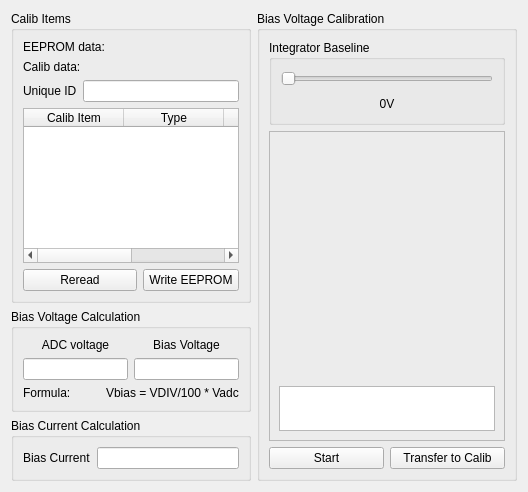
Before: the Qt Designer form muondetector-gui/src/main/calibform.ui in MuonPi/muondetector, drawn with Qt 5.
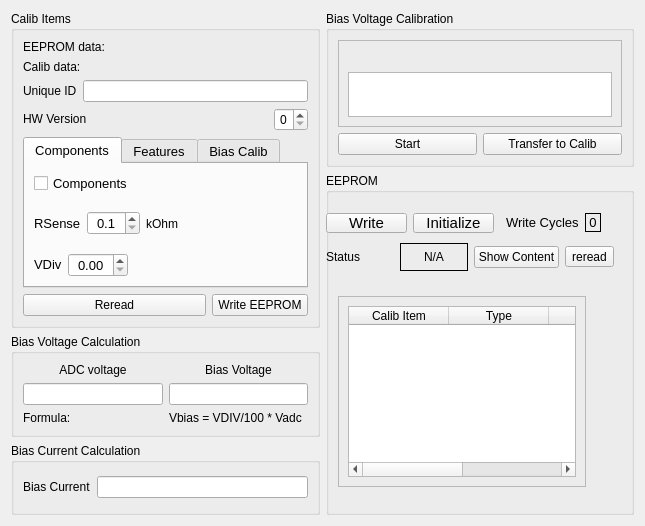
After: the same form once the commit is applied. Custom widgets are drawn as their Qt base class.

Commit message: - some restructuring of gui tab appearance, still not finalized. some gui elements not functional. calib tab still extremely messy. work in progress - changed binning of some histos, e.g. pulse height hist from 200 to 500

```diff
--- a/muondetector-gui/src/main/calibform.ui
+++ b/muondetector-gui/src/main/calibform.ui
@@ -6,15 +6,15 @@
    <rect>
     <x>0</x>
     <y>0</y>
-    <width>528</width>
-    <height>492</height>
+    <width>645</width>
+    <height>526</height>
    </rect>
   </property>
   <property name="windowTitle">
    <string>Form</string>
   </property>
-  <layout class="QGridLayout" name="gridLayout_6">
-   <item row="0" column="0">
+  <layout class="QGridLayout" name="gridLayout_8">
+   <item row="0" column="0" rowspan="2">
     <widget class="QGroupBox" name="calibItemsGroupBox">
      <property name="title">
       <string>Calib Items</string>
@@ -53,39 +53,263 @@
        </layout>
       </item>
       <item row="3" column="0">
-       <widget class="QTableWidget" name="calibItemTableWidget">
-        <property name="autoFillBackground">
-         <bool>true</bool>
-        </property>
-        <property name="alternatingRowColors">
-         <bool>true</bool>
-        </property>
-        <attribute name="horizontalHeaderDefaultSectionSize">
-         <number>100</number>
-        </attribute>
-        <column>
-         <property name="text">
-          <string>Calib Item</string>
-         </property>
-        </column>
-        <column>
-         <property name="text">
-          <string>Type</string>
-         </property>
-        </column>
-        <column>
-         <property name="text">
-          <string>Value</string>
-         </property>
-        </column>
-        <column>
-         <property name="text">
-          <string>EEP Addr</string>
-         </property>
-        </column>
-       </widget>
+       <layout class="QHBoxLayout" name="horizontalLayout_15">
+        <item>
+         <widget class="QLabel" name="label_25">
+          <property name="sizePolicy">
+           <sizepolicy hsizetype="Preferred" vsizetype="Fixed">
+            <horstretch>0</horstretch>
+            <verstretch>0</verstretch>
+           </sizepolicy>
+          </property>
+          <property name="minimumSize">
+           <size>
+            <width>80</width>
+            <height>0</height>
+           </size>
+          </property>
+          <property name="font">
+           <font>
+            <pointsize>9</pointsize>
+           </font>
+          </property>
+          <property name="text">
+           <string>HW Version</string>
+          </property>
+         </widget>
+        </item>
+        <item>
+         <widget class="QSpinBox" name="eepromHwVersionSpinBox">
+          <property name="sizePolicy">
+           <sizepolicy hsizetype="Fixed" vsizetype="Fixed">
+            <horstretch>0</horstretch>
+            <verstretch>0</verstretch>
+           </sizepolicy>
+          </property>
+          <property name="font">
+           <font>
+            <pointsize>9</pointsize>
+           </font>
+          </property>
+          <property name="alignment">
+           <set>Qt::AlignCenter</set>
+          </property>
+          <property name="maximum">
+           <number>9</number>
+          </property>
+         </widget>
+        </item>
+       </layout>
       </item>
       <item row="4" column="0">
+       <widget class="QTabWidget" name="calibrationTabWidget">
+        <property name="font">
+         <font>
+          <pointsize>10</pointsize>
+         </font>
+        </property>
+        <property name="currentIndex">
+         <number>0</number>
+        </property>
+        <property name="tabBarAutoHide">
+         <bool>false</bool>
+        </property>
+        <widget class="QWidget" name="calibComponentTab">
+         <attribute name="title">
+          <string>Components</string>
+         </attribute>
+         <layout class="QGridLayout" name="gridLayout_10">
+          <item row="1" column="0">
+           <layout class="QHBoxLayout" name="horizontalLayout_9">
+            <item>
+             <widget class="QLabel" name="label_27">
+              <property name="sizePolicy">
+               <sizepolicy hsizetype="Fixed" vsizetype="Fixed">
+                <horstretch>0</horstretch>
+                <verstretch>0</verstretch>
+               </sizepolicy>
+              </property>
+              <property name="font">
+               <font>
+                <pointsize>10</pointsize>
+               </font>
+              </property>
+              <property name="text">
+               <string>RSense</string>
+              </property>
+             </widget>
+            </item>
+            <item>
+             <widget class="QDoubleSpinBox" name="doubleSpinBox">
+              <property name="sizePolicy">
+               <sizepolicy hsizetype="Fixed" vsizetype="Fixed">
+                <horstretch>0</horstretch>
+                <verstretch>0</verstretch>
+               </sizepolicy>
+              </property>
+              <property name="font">
+               <font>
+                <pointsize>10</pointsize>
+               </font>
+              </property>
+              <property name="alignment">
+               <set>Qt::AlignCenter</set>
+              </property>
+              <property name="decimals">
+               <number>1</number>
+              </property>
+              <property name="minimum">
+               <double>0.100000000000000</double>
+              </property>
+              <property name="maximum">
+               <double>99.000000000000000</double>
+              </property>
+             </widget>
+            </item>
+            <item>
+             <widget class="QLabel" name="label_29">
+              <property name="font">
+               <font>
+                <pointsize>9</pointsize>
+               </font>
+              </property>
+              <property name="text">
+               <string>kOhm</string>
+              </property>
+             </widget>
+            </item>
+           </layout>
+          </item>
+          <item row="2" column="0">
+           <layout class="QHBoxLayout" name="horizontalLayout_17">
+            <item>
+             <widget class="QLabel" name="label_28">
+              <property name="sizePolicy">
+               <sizepolicy hsizetype="Fixed" vsizetype="Fixed">
+                <horstretch>0</horstretch>
+                <verstretch>0</verstretch>
+               </sizepolicy>
+              </property>
+              <property name="font">
+               <font>
+                <pointsize>10</pointsize>
+               </font>
+              </property>
+              <property name="text">
+               <string>VDiv</string>
+              </property>
+             </widget>
+            </item>
+            <item>
+             <widget class="QDoubleSpinBox" name="doubleSpinBox_2">
+              <property name="sizePolicy">
+               <sizepolicy hsizetype="Fixed" vsizetype="Fixed">
+                <horstretch>0</horstretch>
+                <verstretch>0</verstretch>
+               </sizepolicy>
+              </property>
+              <property name="font">
+               <font>
+                <pointsize>10</pointsize>
+               </font>
+              </property>
+              <property name="alignment">
+               <set>Qt::AlignCenter</set>
+              </property>
+             </widget>
+            </item>
+            <item>
+             <spacer name="horizontalSpacer_5">
+              <property name="orientation">
+               <enum>Qt::Horizontal</enum>
+              </property>
+              <property name="sizeHint" stdset="0">
+               <size>
+                <width>40</width>
+                <height>20</height>
+               </size>
+              </property>
+             </spacer>
+            </item>
+           </layout>
+          </item>
+          <item row="0" column="0">
+           <widget class="QCheckBox" name="eepromComponentCalibCheckBox">
+            <property name="font">
+             <font>
+              <pointsize>10</pointsize>
+             </font>
+            </property>
+            <property name="text">
+             <string>Components</string>
+            </property>
+           </widget>
+          </item>
+         </layout>
+        </widget>
+        <widget class="QWidget" name="calibFeatureTab">
+         <attribute name="title">
+          <string>Features</string>
+         </attribute>
+         <layout class="QGridLayout" name="gridLayout_12">
+          <item row="0" column="0">
+           <widget class="QCheckBox" name="featureGnssCheckBox">
+            <property name="font">
+             <font>
+              <pointsize>10</pointsize>
+             </font>
+            </property>
+            <property name="text">
+             <string>GNSS</string>
+            </property>
+           </widget>
+          </item>
+          <item row="1" column="0">
+           <widget class="QCheckBox" name="featureDetBiasCheckBox">
+            <property name="font">
+             <font>
+              <pointsize>10</pointsize>
+             </font>
+            </property>
+            <property name="text">
+             <string>Det Bias</string>
+            </property>
+           </widget>
+          </item>
+          <item row="2" column="0">
+           <widget class="QCheckBox" name="featureEnergyCheckBox">
+            <property name="font">
+             <font>
+              <pointsize>10</pointsize>
+             </font>
+            </property>
+            <property name="text">
+             <string>Energy</string>
+            </property>
+           </widget>
+          </item>
+          <item row="3" column="0">
+           <widget class="QCheckBox" name="featurePreampBiasCheckBox">
+            <property name="font">
+             <font>
+              <pointsize>10</pointsize>
+             </font>
+            </property>
+            <property name="text">
+             <string>Preamp Bias</string>
+            </property>
+           </widget>
+          </item>
+         </layout>
+        </widget>
+        <widget class="QWidget" name="calibBiasTab">
+         <attribute name="title">
+          <string>Bias Calib</string>
+         </attribute>
+        </widget>
+       </widget>
+      </item>
+      <item row="5" column="0">
        <layout class="QHBoxLayout" name="horizontalLayout_2">
         <item>
          <widget class="QPushButton" name="readCalibPushButton">
@@ -112,7 +336,7 @@
      </layout>
     </widget>
    </item>
-   <item row="0" column="1" rowspan="3">
+   <item row="0" column="1">
     <widget class="QGroupBox" name="measureBiasCalibGroupBox">
      <property name="sizePolicy">
       <sizepolicy hsizetype="Expanding" vsizetype="Preferred">
@@ -123,65 +347,8 @@
      <property name="title">
       <string>Bias Voltage Calibration</string>
      </property>
-     <layout class="QGridLayout" name="gridLayout_8">
+     <layout class="QGridLayout" name="gridLayout_5">
       <item row="0" column="0" colspan="2">
-       <widget class="QGroupBox" name="groupBox">
-        <property name="maximumSize">
-         <size>
-          <width>16777215</width>
-          <height>85</height>
-         </size>
-        </property>
-        <property name="title">
-         <string>Integrator Baseline</string>
-        </property>
-        <layout class="QGridLayout" name="gridLayout_5">
-         <item row="0" column="0">
-          <layout class="QVBoxLayout" name="verticalLayout">
-           <item>
-            <widget class="QSlider" name="horizontalSlider">
-             <property name="minimumSize">
-              <size>
-               <width>0</width>
-               <height>20</height>
-              </size>
-             </property>
-             <property name="maximum">
-              <number>1000</number>
-             </property>
-             <property name="orientation">
-              <enum>Qt::Horizontal</enum>
-             </property>
-            </widget>
-           </item>
-           <item>
-            <widget class="QLabel" name="intOffsetDacLabel">
-             <property name="minimumSize">
-              <size>
-               <width>25</width>
-               <height>0</height>
-              </size>
-             </property>
-             <property name="maximumSize">
-              <size>
-               <width>16777215</width>
-               <height>30</height>
-              </size>
-             </property>
-             <property name="text">
-              <string>0V</string>
-             </property>
-             <property name="alignment">
-              <set>Qt::AlignCenter</set>
-             </property>
-            </widget>
-           </item>
-          </layout>
-         </item>
-        </layout>
-       </widget>
-      </item>
-      <item row="1" column="0" colspan="2">
        <widget class="QFrame" name="frame">
         <property name="frameShape">
          <enum>QFrame::StyledPanel</enum>
@@ -241,14 +408,14 @@
         </layout>
        </widget>
       </item>
-      <item row="2" column="0">
+      <item row="1" column="0">
        <widget class="QPushButton" name="doBiasCalibPushButton">
         <property name="text">
          <string>Start</string>
         </property>
        </widget>
       </item>
-      <item row="2" column="1">
+      <item row="1" column="1">
        <widget class="QPushButton" name="transferBiasCoeffsPushButton">
         <property name="text">
          <string>Transfer to Calib</string>
@@ -258,7 +425,234 @@
      </layout>
     </widget>
    </item>
-   <item row="1" column="0">
+   <item row="1" column="1" rowspan="3">
+    <widget class="QGroupBox" name="eepromGroupBox">
+     <property name="sizePolicy">
+      <sizepolicy hsizetype="MinimumExpanding" vsizetype="Preferred">
+       <horstretch>0</horstretch>
+       <verstretch>0</verstretch>
+      </sizepolicy>
+     </property>
+     <property name="minimumSize">
+      <size>
+       <width>0</width>
+       <height>250</height>
+      </size>
+     </property>
+     <property name="title">
+      <string>EEPROM</string>
+     </property>
+     <widget class="QFrame" name="eepromValuesFrame">
+      <property name="geometry">
+       <rect>
+        <x>12</x>
+        <y>123</y>
+        <width>248</width>
+        <height>191</height>
+       </rect>
+      </property>
+      <property name="sizePolicy">
+       <sizepolicy hsizetype="Preferred" vsizetype="Expanding">
+        <horstretch>0</horstretch>
+        <verstretch>0</verstretch>
+       </sizepolicy>
+      </property>
+      <property name="frameShape">
+       <enum>QFrame::StyledPanel</enum>
+      </property>
+      <property name="frameShadow">
+       <enum>QFrame::Raised</enum>
+      </property>
+      <layout class="QGridLayout" name="gridLayout_6">
+       <item row="0" column="0">
+        <widget class="QTableWidget" name="calibItemTableWidget">
+         <property name="autoFillBackground">
+          <bool>true</bool>
+         </property>
+         <property name="alternatingRowColors">
+          <bool>true</bool>
+         </property>
+         <attribute name="horizontalHeaderDefaultSectionSize">
+          <number>100</number>
+         </attribute>
+         <column>
+          <property name="text">
+           <string>Calib Item</string>
+          </property>
+         </column>
+         <column>
+          <property name="text">
+           <string>Type</string>
+          </property>
+         </column>
+         <column>
+          <property name="text">
+           <string>Value</string>
+          </property>
+         </column>
+         <column>
+          <property name="text">
+           <string>EEP Addr</string>
+          </property>
+         </column>
+        </widget>
+       </item>
+      </layout>
+     </widget>
+     <widget class="QWidget" name="layoutWidget">
+      <property name="geometry">
+       <rect>
+        <x>0</x>
+        <y>70</y>
+        <width>288</width>
+        <height>28</height>
+       </rect>
+      </property>
+      <layout class="QHBoxLayout" name="horizontalLayout_13">
+       <item>
+        <widget class="QLabel" name="label_24">
+         <property name="font">
+          <font>
+           <pointsize>9</pointsize>
+          </font>
+         </property>
+         <property name="text">
+          <string>Status</string>
+         </property>
+        </widget>
+       </item>
+       <item>
+        <widget class="QLabel" name="eepromValidLabel_2">
+         <property name="minimumSize">
+          <size>
+           <width>50</width>
+           <height>0</height>
+          </size>
+         </property>
+         <property name="font">
+          <font>
+           <pointsize>9</pointsize>
+          </font>
+         </property>
+         <property name="frameShape">
+          <enum>QFrame::Panel</enum>
+         </property>
+         <property name="text">
+          <string>N/A</string>
+         </property>
+         <property name="alignment">
+          <set>Qt::AlignCenter</set>
+         </property>
+        </widget>
+       </item>
+       <item>
+        <widget class="QPushButton" name="eepromDisplayRawButton">
+         <property name="font">
+          <font>
+           <pointsize>9</pointsize>
+          </font>
+         </property>
+         <property name="text">
+          <string>Show Content</string>
+         </property>
+        </widget>
+       </item>
+       <item>
+        <widget class="QToolButton" name="eepromRefreshToolButton">
+         <property name="text">
+          <string>reread</string>
+         </property>
+        </widget>
+       </item>
+      </layout>
+     </widget>
+     <widget class="QWidget" name="layoutWidget">
+      <property name="geometry">
+       <rect>
+        <x>180</x>
+        <y>40</y>
+        <width>95</width>
+        <height>19</height>
+       </rect>
+      </property>
+      <layout class="QHBoxLayout" name="horizontalLayout_16">
+       <item>
+        <widget class="QLabel" name="label_26">
+         <property name="minimumSize">
+          <size>
+           <width>70</width>
+           <height>0</height>
+          </size>
+         </property>
+         <property name="font">
+          <font>
+           <pointsize>10</pointsize>
+          </font>
+         </property>
+         <property name="text">
+          <string>Write Cycles</string>
+         </property>
+        </widget>
+       </item>
+       <item>
+        <widget class="QLabel" name="eepromWriteCyclesLabel">
+         <property name="font">
+          <font>
+           <pointsize>10</pointsize>
+          </font>
+         </property>
+         <property name="frameShape">
+          <enum>QFrame::Panel</enum>
+         </property>
+         <property name="text">
+          <string>0</string>
+         </property>
+         <property name="alignment">
+          <set>Qt::AlignCenter</set>
+         </property>
+        </widget>
+       </item>
+      </layout>
+     </widget>
+     <widget class="QWidget" name="layoutWidget">
+      <property name="geometry">
+       <rect>
+        <x>0</x>
+        <y>40</y>
+        <width>168</width>
+        <height>20</height>
+       </rect>
+      </property>
+      <layout class="QHBoxLayout" name="horizontalLayout_14">
+       <item>
+        <widget class="QPushButton" name="eepromWriteButton">
+         <property name="font">
+          <font>
+           <pointsize>11</pointsize>
+          </font>
+         </property>
+         <property name="text">
+          <string>Write</string>
+         </property>
+        </widget>
+       </item>
+       <item>
+        <widget class="QPushButton" name="eepromInitializeButton">
+         <property name="font">
+          <font>
+           <pointsize>11</pointsize>
+          </font>
+         </property>
+         <property name="text">
+          <string>Initialize</string>
+         </property>
+        </widget>
+       </item>
+      </layout>
+     </widget>
+    </widget>
+   </item>
+   <item row="2" column="0">
     <widget class="QGroupBox" name="biasCalibGroupBox">
      <property name="title">
       <string>Bias Voltage Calculation</string>
@@ -330,7 +724,7 @@
      </layout>
     </widget>
    </item>
-   <item row="2" column="0">
+   <item row="3" column="0">
     <widget class="QGroupBox" name="currentCalibGroupBox">
      <property name="title">
       <string>Bias Current Calculation</string>
```
The commit also changes 8 other files.
